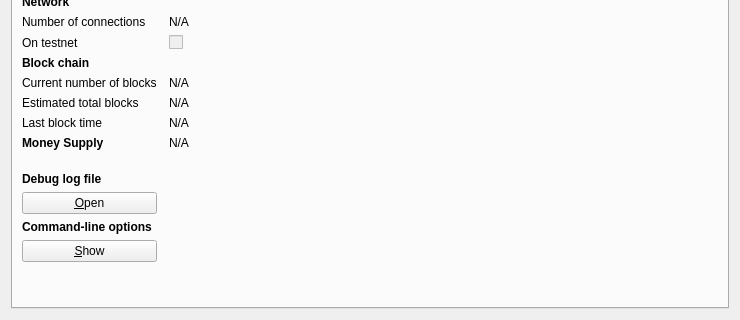
This is src/qt/forms/rpcconsole.ui in bitquarkcoin/BitQuark as Qt 5 draws it before an edit; both pictures show x 0 to 740 and y 171 to 491 of the 740 by 491 pixel window. The edited form follows.
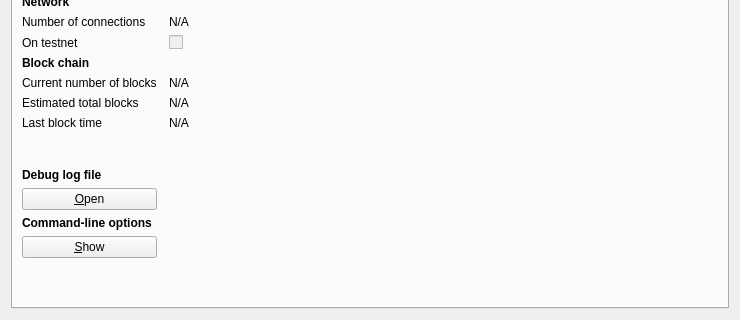
This is the edited form. Icons and pictures are not drawn.

Diff of the .ui file:
```diff
--- a/src/qt/forms/rpcconsole.ui
+++ b/src/qt/forms/rpcconsole.ui
@@ -302,7 +302,7 @@
          </property>
         </widget>
        </item>
-       <item row="14" column="0">
+       <item row="13" column="0">
         <spacer name="verticalSpacer_2">
          <property name="orientation">
           <enum>Qt::Vertical</enum>
@@ -315,7 +315,7 @@
          </property>
         </spacer>
        </item>
-       <item row="15" column="0">
+       <item row="14" column="0">
         <widget class="QLabel" name="labelDebugLogfile">
          <property name="font">
           <font>
@@ -328,7 +328,7 @@
          </property>
         </widget>
        </item>
-       <item row="16" column="0">
+       <item row="15" column="0">
         <widget class="QPushButton" name="openDebugLogfileButton">
          <property name="toolTip">
           <string>&lt;html&gt;&lt;head/&gt;&lt;body&gt;&lt;p&gt;Open the BitQuark debug log file from the current data directory. This can take a few seconds for large log files.&lt;/p&gt;&lt;/body&gt;&lt;/html&gt;</string>
@@ -341,7 +341,7 @@
          </property>
         </widget>
        </item>
-       <item row="17" column="0">
+       <item row="16" column="0">
         <widget class="QLabel" name="labelCLOptions">
          <property name="font">
           <font>
@@ -354,7 +354,7 @@
          </property>
         </widget>
        </item>
-       <item row="18" column="0">
+       <item row="17" column="0">
         <widget class="QPushButton" name="showCLOptionsButton">
          <property name="toolTip">
           <string>&lt;html&gt;&lt;head/&gt;&lt;body&gt;&lt;p&gt;Show the BitQuark-Qt help message to get a list with possible BitQuark command-line options.&lt;/p&gt;&lt;/body&gt;&lt;/html&gt;</string>
@@ -367,7 +367,7 @@
          </property>
         </widget>
        </item>
-       <item row="19" column="0">
+       <item row="18" column="0">
         <spacer name="verticalSpacer">
          <property name="orientation">
           <enum>Qt::Vertical</enum>
@@ -380,35 +380,6 @@
          </property>
         </spacer>
        </item>
-       <item row="13" column="0">
-        <widget class="QLabel" name="label_15">
-         <property name="font">
-          <font>
-           <weight>75</weight>
-           <bold>true</bold>
-          </font>
-         </property>
-         <property name="text">
-          <string>Money Supply</string>
-         </property>
-        </widget>
-       </item>
-       <item row="13" column="1">
-        <widget class="QLabel" name="numberOfCoins">
-         <property name="cursor">
-          <cursorShape>IBeamCursor</cursorShape>
-         </property>
-         <property name="text">
-          <string>N/A</string>
-         </property>
-         <property name="textFormat">
-          <enum>Qt::PlainText</enum>
-         </property>
-         <property name="textInteractionFlags">
-          <set>Qt::LinksAccessibleByMouse|Qt::TextSelectableByKeyboard|Qt::TextSelectableByMouse</set>
-         </property>
-        </widget>
-       </item>
       </layout>
      </widget>
      <widget class="QWidget" name="tab_console">
```
Left out of the diff: 86 changed lines with no effect on the pictures.
